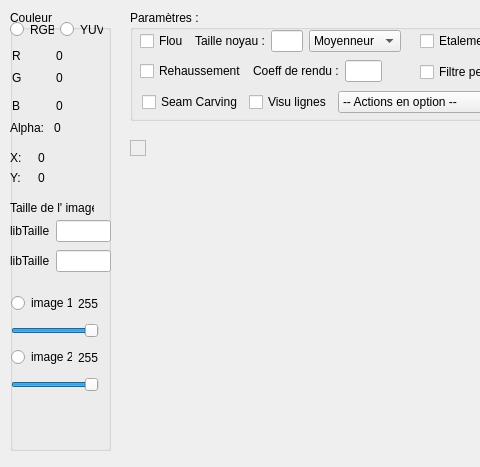
This is Line/image1/picdisplay.ui in LilyOfTheWest/image as Qt 5 draws it before an edit; both pictures show x 0 to 480 and y 0 to 467 of the 933 by 467 pixel window. The edited form follows.
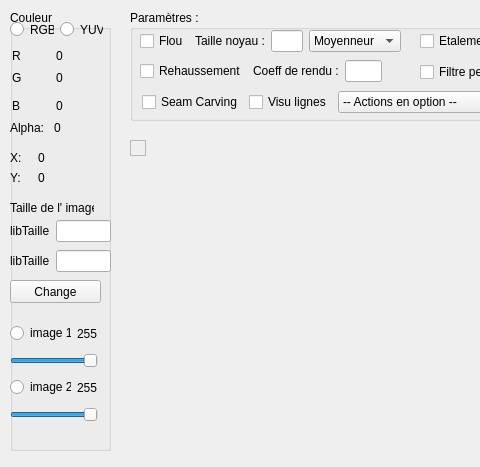
This is the edited form.

Commit message: Message d'erreurs pour resize image

Diff of the .ui file:
```diff
--- a/Line/image1/picdisplay.ui
+++ b/Line/image1/picdisplay.ui
@@ -296,8 +296,8 @@
    <widget class="QWidget" name="layoutWidget">
     <property name="geometry">
      <rect>
-      <x>1</x>
-      <y>280</y>
+      <x>0</x>
+      <y>310</y>
       <width>88</width>
       <height>102</height>
      </rect>
@@ -367,6 +367,19 @@
      </item>
     </layout>
    </widget>
+   <widget class="QPushButton" name="pushButtonResize">
+    <property name="geometry">
+     <rect>
+      <x>0</x>
+      <y>270</y>
+      <width>91</width>
+      <height>23</height>
+     </rect>
+    </property>
+    <property name="text">
+     <string>Change</string>
+    </property>
+   </widget>
    <zorder>layoutWidget</zorder>
    <zorder>layoutWidget</zorder>
    <zorder>layoutWidget</zorder>
```
Left out of the diff: 1 changed line with no effect on the pictures. The commit also changes 13 other files.
